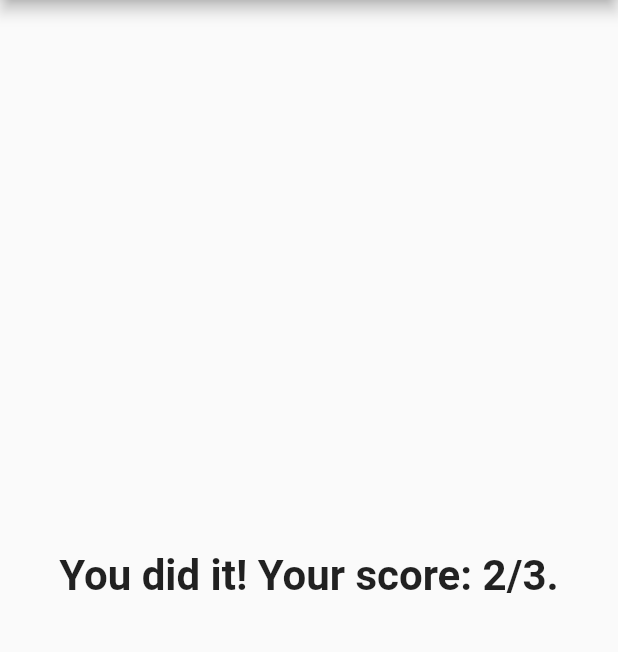
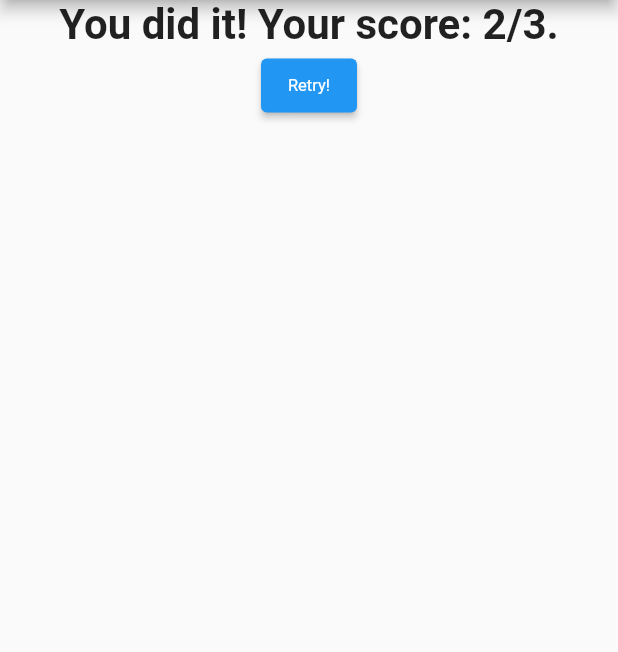
Before and after one commit to nmint8m/learn-flutter, a Flutter app: the screen it shows after launch, after a tap on "A boy", after a tap on "Ron", after a tap on "Hermione Granger", on a phone screen of 412 x 824 dp, the part 84-736 px from its top. Run offline on Flutter 3.47's test engine with Material 2 defaults, Android fonts, the phone set to English and light mode, and no system bars.

Commit message:
Resetting the Quiz

```diff
--- a/a_quiz_app/lib/custom-widgets/answer.dart
+++ b/a_quiz_app/lib/custom-widgets/answer.dart
@@ -3,8 +3,9 @@ import 'package:flutter/material.dart';
 class Answer extends StatelessWidget {
   final int totalScore;
   final int totalQuestions;
+  final VoidCallback resetHandler;
 
-  Answer(this.totalScore, this.totalQuestions);
+  Answer(this.totalScore, this.totalQuestions, this.resetHandler);
 
   String get resultPhrase {
     if (totalScore > 1) {
@@ -17,10 +18,21 @@ class Answer extends StatelessWidget {
   @override
   Widget build(BuildContext context) {
     return Center(
-      child: Text(
-        resultPhrase,
-        style: TextStyle(fontSize: 28, fontWeight: FontWeight.bold),
-        textAlign: TextAlign.center,
+      child: Column(
+        children: [
+          Text(
+            resultPhrase,
+            style: TextStyle(fontSize: 28, fontWeight: FontWeight.bold),
+            textAlign: TextAlign.center,
+          ),
+          ElevatedButton(
+            child: Text(
+              'Retry!',
+              style: TextStyle(fontSize: 11, fontWeight: FontWeight.normal),
+            ),
+            onPressed: resetHandler,
+          ),
+        ],
       ),
     );
   }
--- a/a_quiz_app/lib/custom-widgets/question-choice.dart
+++ b/a_quiz_app/lib/custom-widgets/question-choice.dart
@@ -24,9 +24,7 @@ class QuestionChoice extends StatelessWidget {
           backgroundColor: MaterialStateProperty.all(Colors.green),
         ),
         child: Text(text),
-        onPressed: () {
-          selectHandler(text, score);
-        },
+        onPressed: () => selectHandler(text, score),
       ),
     );
   }
--- a/a_quiz_app/lib/main.dart
+++ b/a_quiz_app/lib/main.dart
@@ -70,6 +70,15 @@ class _AQuizAppState extends State<AQuizApp> {
     print('Total score: $_totalScore');
   }
 
+  void _resetQuiz() {
+    setState(() {
+      _questionIndex = 0;
+      _totalScore = 0;
+    });
+    print('Next question: $_questionIndex');
+    print('Total score: $_totalScore');
+  }
+
   @override
   Widget build(BuildContext context) {
     Widget childrenLayout = _questionIndex < _questions.length
@@ -77,7 +86,7 @@ class _AQuizAppState extends State<AQuizApp> {
             questions: _questions,
             questionIndex: _questionIndex,
             answerQuestion: _answerQuestion)
-        : Answer(_totalScore, _questions.length);
+        : Answer(_totalScore, _questions.length, _resetQuiz);
     return MaterialApp(
       home: Scaffold(
         appBar: AppBar(title: Text('A Quiz App')),
```
Also changed, not shown: a_quiz_app/lib/example.dart (+8 -8 lines).
